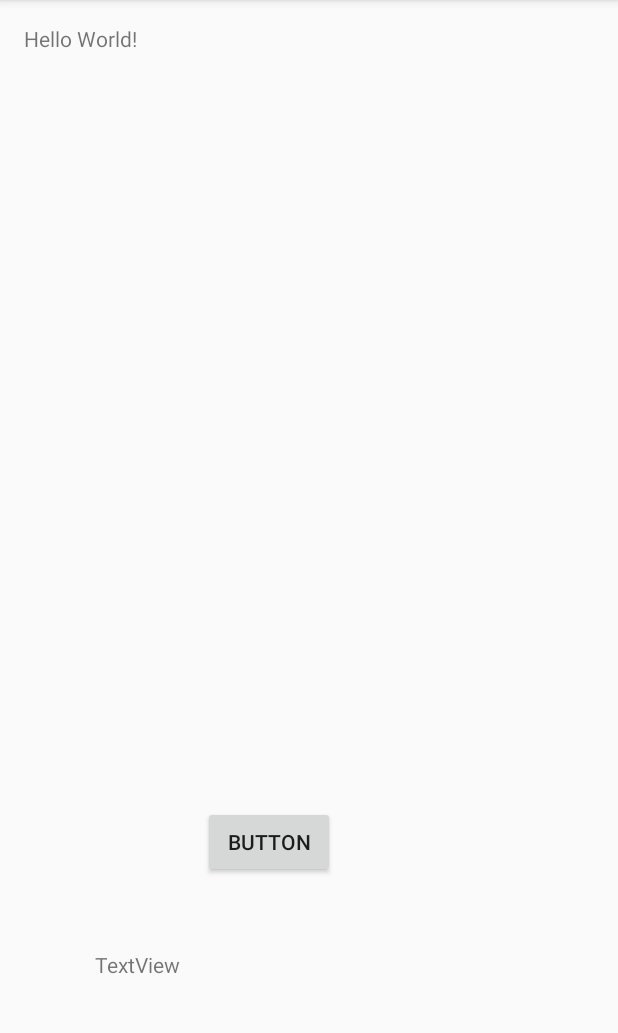
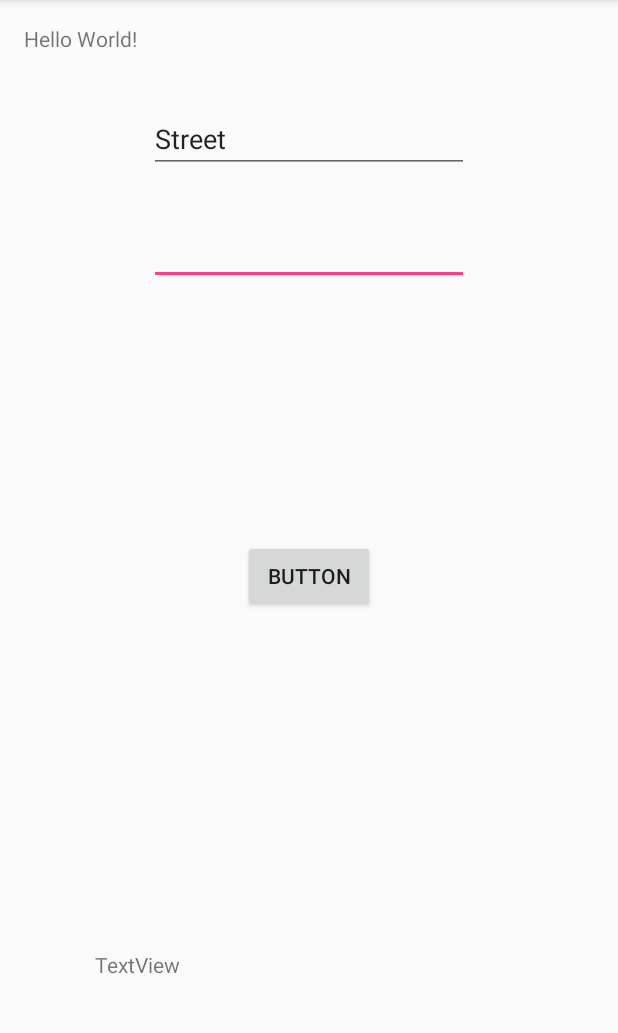
Before and after one commit to Taras-Melnychenko/PersonalWor, an Android app: the screen it shows after launch (MainActivity), on a phone screen of 412 x 824 dp, the part 84-1117 px from its top. Run offline under Robolectric (Android 15) with nearby library versions, the phone set to English and light mode, and no system bars.

Commit message:
#fix commit

```diff
--- a/app/src/main/java/com/example/taras/personalwork/MainActivity.java
+++ b/app/src/main/java/com/example/taras/personalwork/MainActivity.java
@@ -1,6 +1,6 @@
 package com.example.taras.personalwork;
 
-import android.net.Uri;
+
 import android.support.v7.app.AppCompatActivity;
 import android.os.Bundle;
 import android.text.Editable;
@@ -14,8 +14,6 @@ import android.widget.TextView;
 
 public class MainActivity extends AppCompatActivity {
 
-
-
     private TextView textView;
     private Button button;
     private EditText editText;
@@ -28,11 +26,14 @@ public class MainActivity extends AppCompatActivity {
         super.onCreate(savedInstanceState);
         setContentView(R.layout.activity_main);
 
+        house = new House();
+
         textView = (TextView) findViewById(R.id.textView);
         button = (Button) findViewById(R.id.button);
 
-        editText = (EditText) findViewById(R.id.editTextPeople);
+
         etInput = (EditText) findViewById(R.id.editTextStreet);
+        editText = (EditText) findViewById(R.id.editTextNumber);
 
         etInput.addTextChangedListener(new TextWatcher() {
             @Override
@@ -47,7 +48,7 @@ public class MainActivity extends AppCompatActivity {
 
             @Override
             public void afterTextChanged(Editable s) {
-                house.setStreet(s.toString());
+                if(house != null && s != null)house.setStreet(s.toString());
             }
         });
         editText.addTextChangedListener(new TextWatcher() {
@@ -63,7 +64,7 @@ public class MainActivity extends AppCompatActivity {
 
             @Override
             public void afterTextChanged(Editable s) {
-                house.setCountOfPeople(Integer.parseInt(s.toString()));
+                if(house != null && s != null) house.setCountOfPeople(Integer.parseInt(s.toString()));
             }
         });
 
@@ -71,7 +72,7 @@ public class MainActivity extends AppCompatActivity {
         button.setOnClickListener(new View.OnClickListener() {
             @Override
             public void onClick(View v) {
-                textView.setText(new House("Politechnic", 5, TipeOfBuilding.OLDBUILDING).toString());
+                textView.setText(house.toString());
             }
         });
     }
--- a/app/src/main/res/layout/activity_main.xml
+++ b/app/src/main/res/layout/activity_main.xml
@@ -13,7 +13,8 @@
     <TextView
         android:layout_width="wrap_content"
         android:layout_height="wrap_content"
-        android:text="Hello World!" />
+        android:text="Hello World!"
+        android:id="@+id/textViewHW" />
 
     <TextView
         android:text="TextView"
@@ -25,15 +26,15 @@
         android:layout_marginBottom="99dp"
         android:id="@+id/textView" />
 
-    <Button
-        android:text="Button"
+    <EditText
         android:layout_width="wrap_content"
         android:layout_height="wrap_content"
-        android:layout_above="@+id/textView"
-        android:layout_toEndOf="@+id/textView"
-        android:layout_marginStart="15dp"
-        android:layout_marginBottom="48dp"
-        android:id="@+id/button" />
+        android:inputType="number"
+        android:ems="10"
+        android:layout_below="@+id/editTextStreet"
+        android:layout_alignEnd="@+id/editTextStreet"
+        android:layout_marginTop="29dp"
+        android:id="@+id/editTextNumber" />
 
     <EditText
         android:layout_width="wrap_content"
@@ -41,19 +42,16 @@
         android:inputType="textPersonName"
         android:text="Street"
         android:ems="10"
-        android:layout_below="@+id/textView"
-        android:layout_centerHorizontal="true"
-        android:layout_marginTop="38dp"
-        android:id="@+id/editTextStreet" />
+        android:id="@+id/editTextStreet"
+        android:layout_marginTop="54dp"
+        android:layout_below="@+id/textView3"
+        android:layout_centerHorizontal="true" />
 
-    <EditText
+    <Button
+        android:text="Button"
         android:layout_width="wrap_content"
         android:layout_height="wrap_content"
-        android:inputType="textPersonName"
-        android:text="CountOfPeople"
-        android:ems="10"
-        android:layout_below="@+id/editTextStreet"
-        android:layout_alignStart="@+id/editTextStreet"
-        android:layout_marginTop="29dp"
-        android:id="@+id/editTextPeople" />
+        android:id="@+id/button"
+        android:layout_centerVertical="true"
+        android:layout_centerHorizontal="true" />
 </RelativeLayout>
```
Also changed, not shown: app/src/main/java/com/example/taras/personalwork/House.java (+12 -26 lines).
